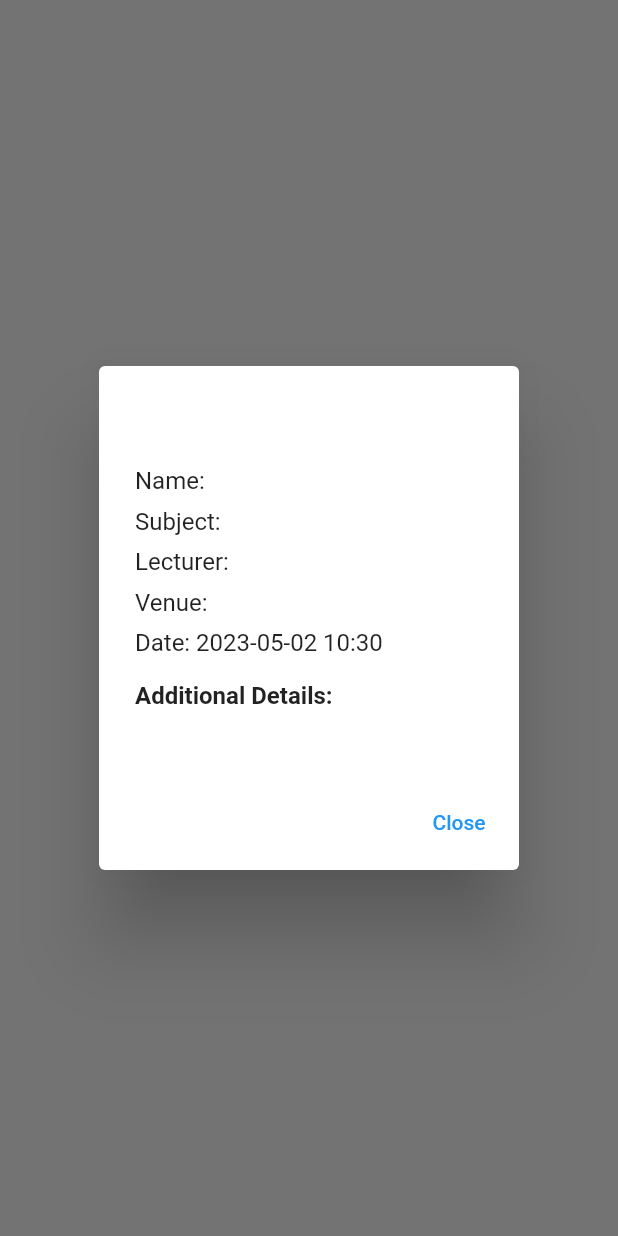
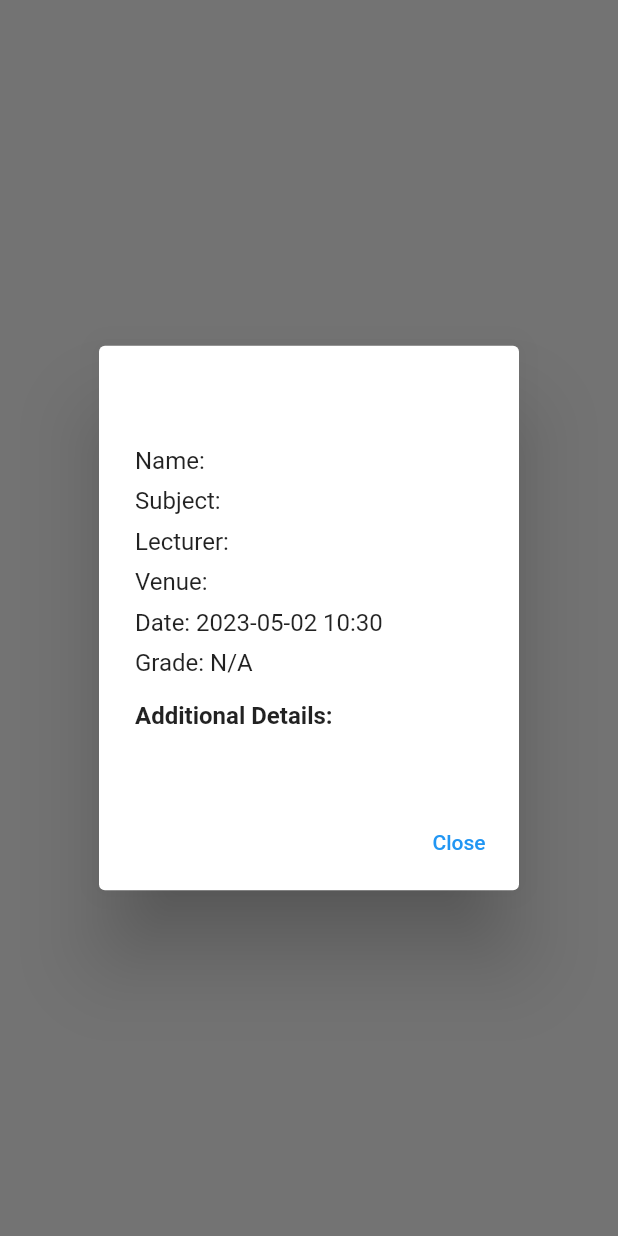
Before and after one commit to BenasPalivonas/flutter-bakalauras, a Flutter app: what showDetails() shows on an empty page, opened directly with empty values, on a phone screen of 412 x 824 dp. Run offline on Flutter 3.47's test engine with Material 2 defaults, Android fonts, the phone set to English and light mode, and no system bars; our stand-ins replace firebase_core, firebase_messaging, flutter_local_notifications, flutter_translate, get, table_calendar; missing offline and left inert: flutter_event_calendar; accounts and stored records are empty; network calls fail.

Commit message:
add grades

```diff
--- a/lib/assignments.dart
+++ b/lib/assignments.dart
@@ -236,6 +236,7 @@ void _showSnackbar(BuildContext context, String message) {
 }
 
 void showDetails(BuildContext context, Assignment item) {
+  inspect(item);
   showDialog(
     context: context,
     builder: (BuildContext context) {
@@ -259,6 +260,9 @@ void showDetails(BuildContext context, Assignment item) {
             SizedBox(height: 8),
             Text(
                 '${translate('modal.date')} ${DateFormat('yyyy-MM-dd HH:mm').format(item.date)}'),
+            SizedBox(height: 8),
+            Text(
+                'Grade: ${item.grades.length > 0 ? item.grades.firstWhere((grade) => grade != null ? grade.student.username.toString() == USER_NUMBER : false)?.grade ?? 'N/A' : 'N/A'}'),
             SizedBox(height: 16),
             Text('${translate('modal.additional_details')}',
                 style: TextStyle(fontWeight: FontWeight.bold)),
--- a/lib/main.dart
+++ b/lib/main.dart
@@ -30,6 +30,7 @@ void main() async {
   getRegistrationId();
   FirebaseMessaging.onMessage.listen((message) async {
     Assignment? assignment = null;
+    inspect(message.data);
     if (USER_GROUP.isNotEmpty) {
       try {
         String id = message.data['id'];
--- a/lib/services/api_service.dart
+++ b/lib/services/api_service.dart
@@ -302,13 +302,15 @@ class Student {
 class Grade {
   final String id;
   final Student student;
+  final String grade;
 
-  Grade({required this.id, required this.student});
+  Grade({required this.id, required this.student, required this.grade});
 
   factory Grade.fromJson(Map<String, dynamic> json) {
     return Grade(
       id: json['id'].toString(),
       student: Student.fromJson(json['student']),
+      grade: json['grade'].toString(),
     );
   }
 }
```
